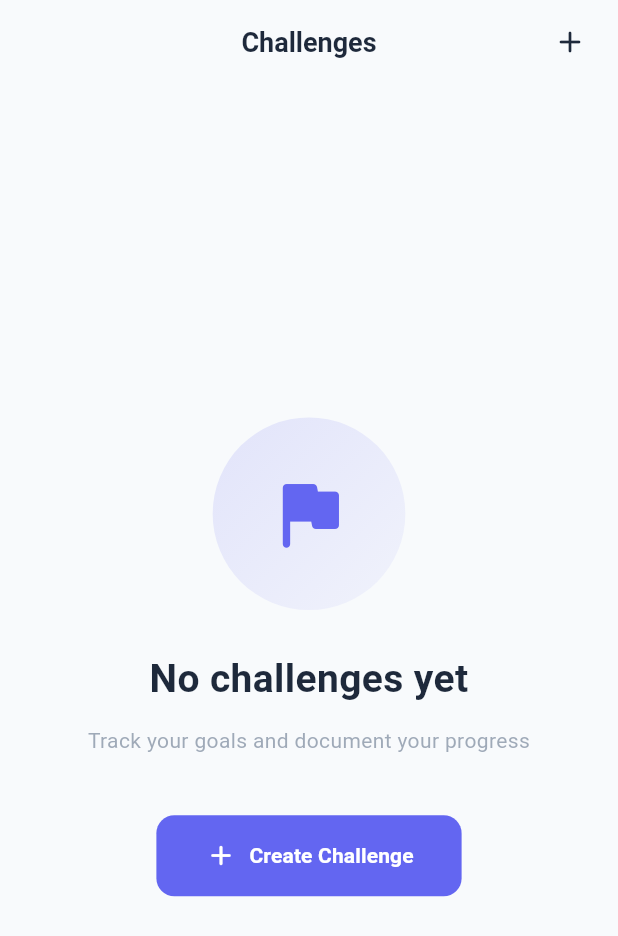
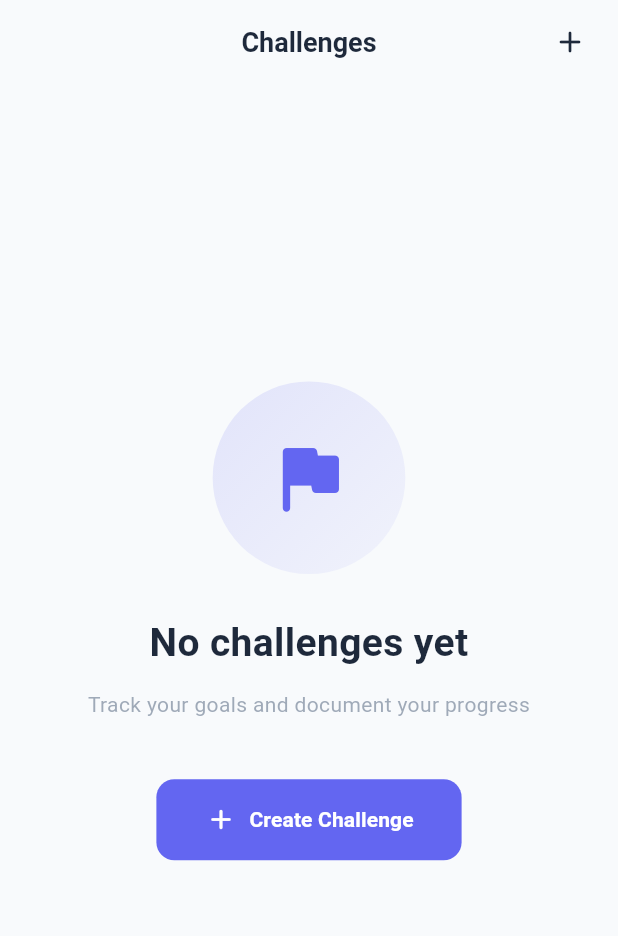
Before and after one commit to MainChallengeApp/unite_up, a Flutter app: the ChallengesPage screen opened directly, on a phone screen of 412 x 824 dp. Shown: the top 936 px of the screen. Run offline on Flutter 3.47's test engine with Material 3 defaults, Android fonts, the phone set to English and light mode, and no system bars; our stand-ins replace easy_localization, flutter_slidable, font_awesome_flutter; accounts and stored records are empty.

Commit message:
refactor: adjust padding and layout in ChallengesPage empty state
- Modified padding in the empty state widget to enhance visual spacing and alignment.
- Updated mainAxisSize to minimize the column size, improving layout consistency and user experience.

```diff
--- a/lib/pages/challenges_page.dart
+++ b/lib/pages/challenges_page.dart
@@ -203,9 +203,14 @@ class _ChallengesPageState extends State<ChallengesPage>
   Widget _buildEmptyState(BuildContext context) {
     return Center(
       child: Padding(
-        padding: const EdgeInsets.all(AppSizes.spacing32),
+        padding: const EdgeInsets.only(
+          left: AppSizes.spacing32,
+          right: AppSizes.spacing32,
+          bottom: AppSizes.spacing48,
+        ),
         child: Column(
           mainAxisAlignment: MainAxisAlignment.center,
+          mainAxisSize: MainAxisSize.min,
           children: [
             // Animated Icon with heartbeat effect
             AnimatedBuilder(
```
